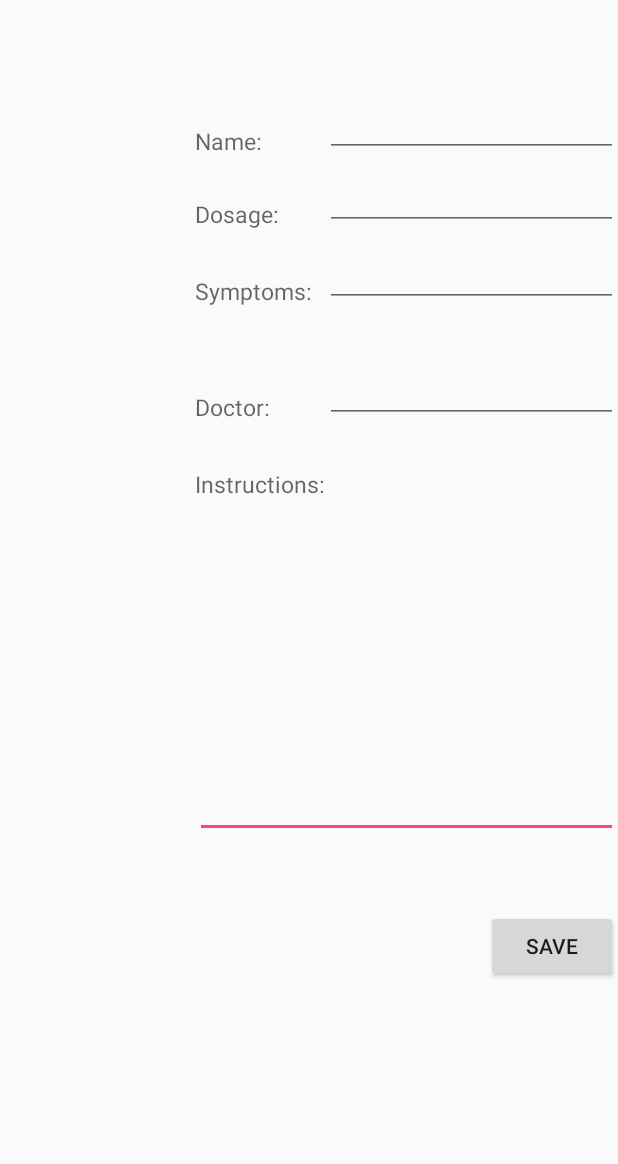
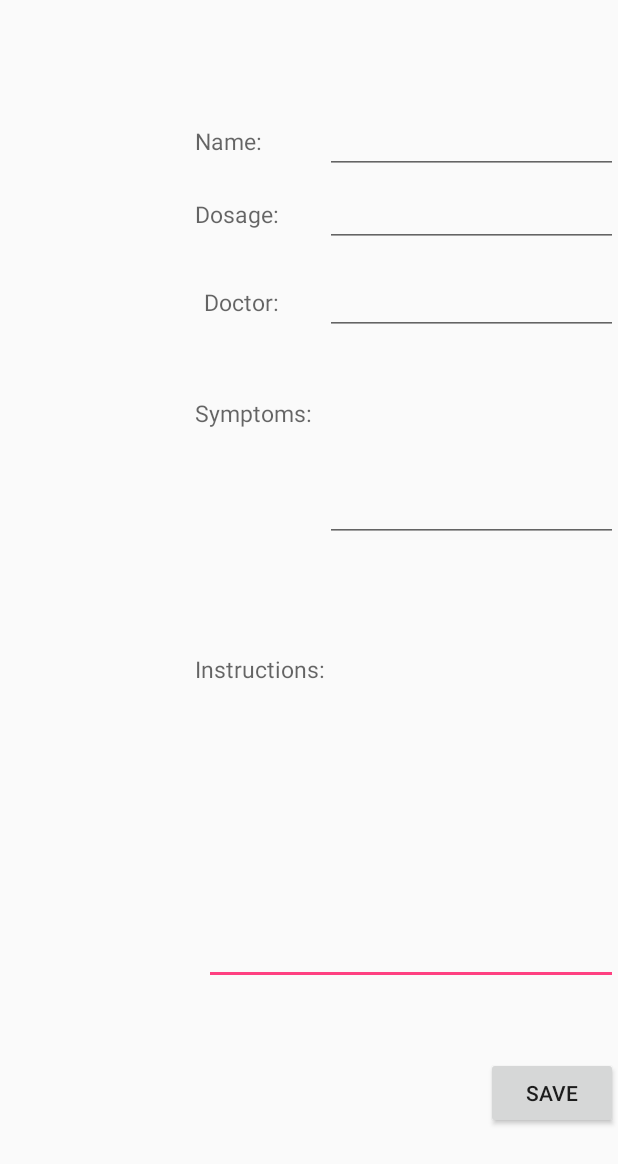
Before and after one commit to HealthCareApps/Group-3-Caring-For-Others, an Android app: the RxActivity screen opened directly, with no data from a screen before it, on a phone screen of 412 x 824 dp. Shown: the top 1164 px of the screen. Run offline under Robolectric (Android 15) with nearby library versions, the phone set to English and light mode, and no system bars.

Commit message:
List fragment gets the list adapter from the prescriptions database with asyncTask

```diff
--- a/app/src/main/java/edu/fau/ngamarra2014/sync_care/JSONParser.java
+++ b/app/src/main/java/edu/fau/ngamarra2014/sync_care/JSONParser.java
@@ -9,6 +9,7 @@ import java.net.URL;
 import java.nio.charset.StandardCharsets;
 
 
+import org.json.JSONArray;
 import org.json.JSONException;
 import org.json.JSONObject;
 
@@ -18,6 +19,7 @@ public class JSONParser {
 
     static InputStream is = null;
     static JSONObject jObj = null;
+    static JSONArray jArray = null;
     static String json = "";
 
     private String params = "";
@@ -82,10 +84,16 @@ public class JSONParser {
         try {
             jObj = new JSONObject(json);
         } catch (JSONException e) {
-            Log.e("JSON Parser", "Error parsing data " + e.toString());
+            try{
+                jArray = new JSONArray(json);
+                jObj = new JSONObject();
+                for(int i = 0; i < jArray.length(); i++){
+                    jObj.accumulate("Rx", jArray.optJSONObject(i));
+                }
+            }catch (JSONException ex){
+                Log.e("JSON Parser", "Error parsing data " + ex.toString());
+            }
         }
-
-        // return JSON String
         return jObj;
 
     }
--- a/app/src/main/java/edu/fau/ngamarra2014/sync_care/RxActivity.java
+++ b/app/src/main/java/edu/fau/ngamarra2014/sync_care/RxActivity.java
@@ -2,10 +2,12 @@ package edu.fau.ngamarra2014.sync_care;
 
 import android.os.Bundle;
 import android.support.v4.app.FragmentActivity;
+import android.util.Log;
+
+import org.json.JSONException;
+import org.json.JSONObject;
 
 public class RxActivity extends FragmentActivity implements RxListFragment.RxListListener {
-
-    private RxInfoFragment info = (RxInfoFragment) getSupportFragmentManager().findFragmentById(R.id.info);
 
     protected void onCreate(Bundle savedInstanceState) {
         super.onCreate(savedInstanceState);
@@ -13,7 +15,8 @@ public class RxActivity extends FragmentActivity implements RxListFragment.RxLis
     }
 
     @Override
-    public void onRxClick(String name) {
-        info.changeTextProperties(name);
+    public void onRxClick(JSONObject obj) throws JSONException {
+        RxInfoFragment info = (RxInfoFragment) getSupportFragmentManager().findFragmentById(R.id.info);
+        info.changeTextProperties(obj);
     }
 }
--- a/app/src/main/java/edu/fau/ngamarra2014/sync_care/RxInfoFragment.java
+++ b/app/src/main/java/edu/fau/ngamarra2014/sync_care/RxInfoFragment.java
@@ -2,10 +2,14 @@ package edu.fau.ngamarra2014.sync_care;
 
 import android.support.v4.app.Fragment;
 import android.os.Bundle;
+import android.util.Log;
 import android.view.LayoutInflater;
 import android.view.View;
 import android.view.ViewGroup;
 import android.widget.EditText;
+
+import org.json.JSONException;
+import org.json.JSONObject;
 
 public class RxInfoFragment extends Fragment {
 
@@ -33,9 +37,12 @@ public class RxInfoFragment extends Fragment {
         return view;
     }
 
-    public void changeTextProperties(String text)
-    {
-        name.setText(text);
+    public void changeTextProperties(JSONObject obj) throws JSONException {
+        name.setText(obj.getString("name"));
+        dosage.setText(obj.getString("dosage"));
+        symptoms.setText(obj.getString("symptoms"));
+        doc.setText(obj.getString("doctor"));
+        instructions.setText(obj.getString("instructions"));
     }
 
 }
--- a/app/src/main/java/edu/fau/ngamarra2014/sync_care/RxListFragment.java
+++ b/app/src/main/java/edu/fau/ngamarra2014/sync_care/RxListFragment.java
@@ -14,6 +14,8 @@ import android.widget.AdapterView.OnItemClickListener;
 import android.widget.AdapterView;
 import android.widget.ArrayAdapter;
 
+import org.json.JSONArray;
+import org.json.JSONException;
 import org.json.JSONObject;
 
 import java.util.ArrayList;
@@ -25,11 +27,13 @@ public class RxListFragment extends ListFragment implements OnItemClickListener{
     private static String rx_url = "http://lamp.cse.fau.edu/~ngamarra2014/Sync-Care2/connect/rx.php";
 
     RxListListener activityCallback;
-    String name;
     ArrayList<String> itemsList = new ArrayList<String>();
 
+    RxListFragment frag;
+    JSONArray array;
+
     public interface RxListListener {
-        public void onRxClick(String name);
+        public void onRxClick(JSONObject obj) throws JSONException;
     }
     @Override
     public void onAttach(Context context) {
@@ -55,34 +59,28 @@ public class RxListFragment extends ListFragment implements OnItemClickListener{
 
     @Override
     public View onCreateView(LayoutInflater inflater, ViewGroup container, Bundle savedInstanceState) {
-
-        // Inflate the layout for this rx_list
         View view = inflater.inflate(R.layout.rx_list, container, false);
-
         return view;
     }
 
     public void onActivityCreated(Bundle savedInstanceState) {
         super.onActivityCreated(savedInstanceState);
+        frag = this;
         new Prescriptions().execute();
-
     }
 
     @Override
     public void onItemClick(AdapterView<?> parent, View view, int position, long id) {
-        name = (String)parent.getItemAtPosition(position);
-        buttonClicked(view);
-    }
-
-    public void buttonClicked (View view) {
-        activityCallback.onRxClick(name);
+        try {
+            JSONObject rxInfo = array.getJSONObject(position);
+            activityCallback.onRxClick(rxInfo);
+        } catch (JSONException e) {
+            e.printStackTrace();
+        }
     }
 
     class Prescriptions extends AsyncTask<String, String, String> {
 
-        /**
-         * Before starting background thread Show Progress Dialog
-         * */
         @Override
         protected void onPreExecute() {
             super.onPreExecute();
@@ -93,9 +91,6 @@ public class RxListFragment extends ListFragment implements OnItemClickListener{
             pDialog.show();
         }
 
-        /**
-         * Creating product
-         * */
         protected String doInBackground(String... args) {
 
             // Building Parameters
@@ -106,8 +101,11 @@ public class RxListFragment extends ListFragment implements OnItemClickListener{
 
             // check for success tag
             try {
-                if(!json.has("error")){
-                    itemsList.add(json.getString("name"));
+                array = json.getJSONArray("Rx");
+                if(json.length() > 0){
+                    for(int i = 0; i < array.length(); i++){
+                        itemsList.add(array.getJSONObject(i).getString("name"));
+                    }
                 } else {
                     // failed to create product
                 }
@@ -118,15 +116,11 @@ public class RxListFragment extends ListFragment implements OnItemClickListener{
             return null;
         }
 
-        /**
-         * After completing background task Dismiss the progress dialog
-         * **/
         protected void onPostExecute(String file_url) {
 
             ArrayAdapter<String> myArray = new ArrayAdapter<String> (getActivity(), android.R.layout.simple_list_item_1, itemsList);
             setListAdapter(myArray);
-            //getListView().setOnItemClickListener(this);
-            // dismiss the dialog once done
+            getListView().setOnItemClickListener(frag);
             pDialog.dismiss();
 
         }
--- a/app/src/main/res/layout/rx_info.xml
+++ b/app/src/main/res/layout/rx_info.xml
@@ -34,10 +34,10 @@
         android:text="Instructions:"
         android:id="@+id/instructionLabel"
         android:textSize="15dp"
-        android:layout_below="@+id/docLabel"
-        android:layout_alignLeft="@+id/docLabel"
-        android:layout_alignStart="@+id/docLabel"
-        android:layout_marginTop="30dp" />
+        android:layout_below="@+id/symptom"
+        android:layout_alignParentLeft="true"
+        android:layout_alignParentStart="true"
+        android:layout_marginTop="74dp" />
 
     <TextView
         android:layout_width="wrap_content"
@@ -46,10 +46,10 @@
         android:text="Symptoms:"
         android:id="@+id/symptomlabel"
         android:textSize="15dp"
-        android:layout_marginTop="30dp"
-        android:layout_below="@+id/dosageLabel"
-        android:layout_alignLeft="@+id/dosageLabel"
-        android:layout_alignStart="@+id/dosageLabel" />
+        android:layout_marginTop="100dp"
+        android:layout_below="@+id/dosage"
+        android:layout_alignParentLeft="true"
+        android:layout_alignParentStart="true" />
 
     <TextView
         android:layout_width="wrap_content"
@@ -58,10 +58,10 @@
         android:text="Doctor:"
         android:id="@+id/docLabel"
         android:textSize="15dp"
-        android:layout_marginTop="56dp"
-        android:layout_below="@+id/symptomlabel"
-        android:layout_alignLeft="@+id/symptomlabel"
-        android:layout_alignStart="@+id/symptomlabel" />
+        android:layout_below="@+id/dosage"
+        android:layout_alignRight="@+id/dosageLabel"
+        android:layout_alignEnd="@+id/dosageLabel"
+        android:layout_marginTop="26dp" />
 
     <EditText
         android:layout_width="550dp"
@@ -69,18 +69,18 @@
         android:inputType="textMultiLine"
         android:ems="10"
         android:id="@+id/instructions"
-        android:layout_marginTop="25dp"
+        android:lines="9"
+        android:gravity="top"
         android:layout_below="@+id/instructionLabel"
-        android:layout_alignLeft="@+id/instructionLabel"
-        android:layout_alignStart="@+id/instructionLabel"
-        android:layout_alignRight="@+id/save"
-        android:layout_alignEnd="@+id/save" />
+        android:layout_alignLeft="@+id/docLabel"
+        android:layout_alignStart="@+id/docLabel" />
 
     <EditText
         android:layout_width="350dp"
         android:layout_height="wrap_content"
         android:id="@+id/name"
-        android:layout_above="@+id/dosageLabel"
+        android:layout_alignBaseline="@+id/nameLabel"
+        android:layout_alignBottom="@+id/nameLabel"
         android:layout_alignLeft="@+id/dosage"
         android:layout_alignStart="@+id/dosage" />
 
@@ -88,14 +88,16 @@
         android:layout_width="350dp"
         android:layout_height="wrap_content"
         android:id="@+id/dosage"
+        android:layout_alignBaseline="@+id/dosageLabel"
         android:layout_alignBottom="@+id/dosageLabel"
-        android:layout_toRightOf="@+id/instructionLabel"
-        android:layout_toEndOf="@+id/instructionLabel" />
+        android:layout_alignLeft="@+id/doc"
+        android:layout_alignStart="@+id/doc" />
 
     <EditText
         android:layout_width="350dp"
         android:layout_height="wrap_content"
         android:id="@+id/doc"
+        android:layout_alignBaseline="@+id/docLabel"
         android:layout_alignBottom="@+id/docLabel"
         android:layout_toRightOf="@+id/instructionLabel"
         android:layout_toEndOf="@+id/instructionLabel" />
@@ -106,9 +108,12 @@
         android:inputType="textMultiLine"
         android:ems="10"
         android:id="@+id/symptom"
-        android:layout_above="@+id/docLabel"
-        android:layout_alignLeft="@+id/dosage"
-        android:layout_alignStart="@+id/dosage" />
+        android:lines="4"
+        android:gravity="top"
+        android:layout_alignBaseline="@+id/symptomlabel"
+        android:layout_alignBottom="@+id/symptomlabel"
+        android:layout_alignLeft="@+id/doc"
+        android:layout_alignStart="@+id/doc" />
 
     <Button
         android:layout_width="wrap_content"
@@ -120,39 +125,3 @@
         android:layout_alignEnd="@+id/doc"
         android:layout_marginTop="48dp" />
 </RelativeLayout>
-
-    <!--<?xml version="1.0" encoding="utf-8"?>
-    <RelativeLayout xmlns:android="http://schemas.android.com/apk/res/android"
-        android:layout_width="match_parent"
-        android:layout_height="match_parent" >
-
-        <Button
-            android:id="@+id/button1"
-            android:layout_width="wrap_content"
-            android:layout_height="wrap_content"
-            android:layout_below="@+id/seekBar1"
-            android:layout_centerHorizontal="true"
-            android:layout_marginTop="17dp"
-            android:text="Button" />
-
-        <EditText
-            android:id="@+id/editText1"
-            android:layout_width="wrap_content"
-            android:layout_height="wrap_content"
-            android:layout_alignParentTop="true"
-            android:layout_centerHorizontal="true"
-            android:layout_marginTop="16dp"
-            android:ems="10"
-            android:inputType="text" >
-            <requestFocus />
-        </EditText>
-
-        <SeekBar
-            android:id="@+id/seekBar1"
-            android:layout_width="match_parent"
-            android:layout_height="wrap_content"
-            android:layout_alignParentLeft="true"
-            android:layout_below="@+id/editText1"
-            android:layout_marginTop="14dp" />
-
-    </RelativeLayout>-->
--- a/app/src/main/res/layout/rx_list.xml
+++ b/app/src/main/res/layout/rx_list.xml
@@ -12,18 +12,3 @@
         android:layout_alignParentStart="true"
         android:layout_alignParentBottom="true" />
 </RelativeLayout>
-
-    <!--<?xml version="1.0" encoding="utf-8"?>
-    <RelativeLayout xmlns:android="http://schemas.android.com/apk/res/android"
-        android:layout_width="match_parent"
-        android:layout_height="match_parent" >
-
-        <TextView
-            android:id="@+id/textView1"
-            android:layout_width="wrap_content"
-            android:layout_height="wrap_content"
-            android:layout_centerHorizontal="true"
-            android:layout_centerVertical="true"
-            android:text="text"
-            android:textAppearance="?android:attr/textAppearanceLarge" />
-    </RelativeLayout>-->
```
